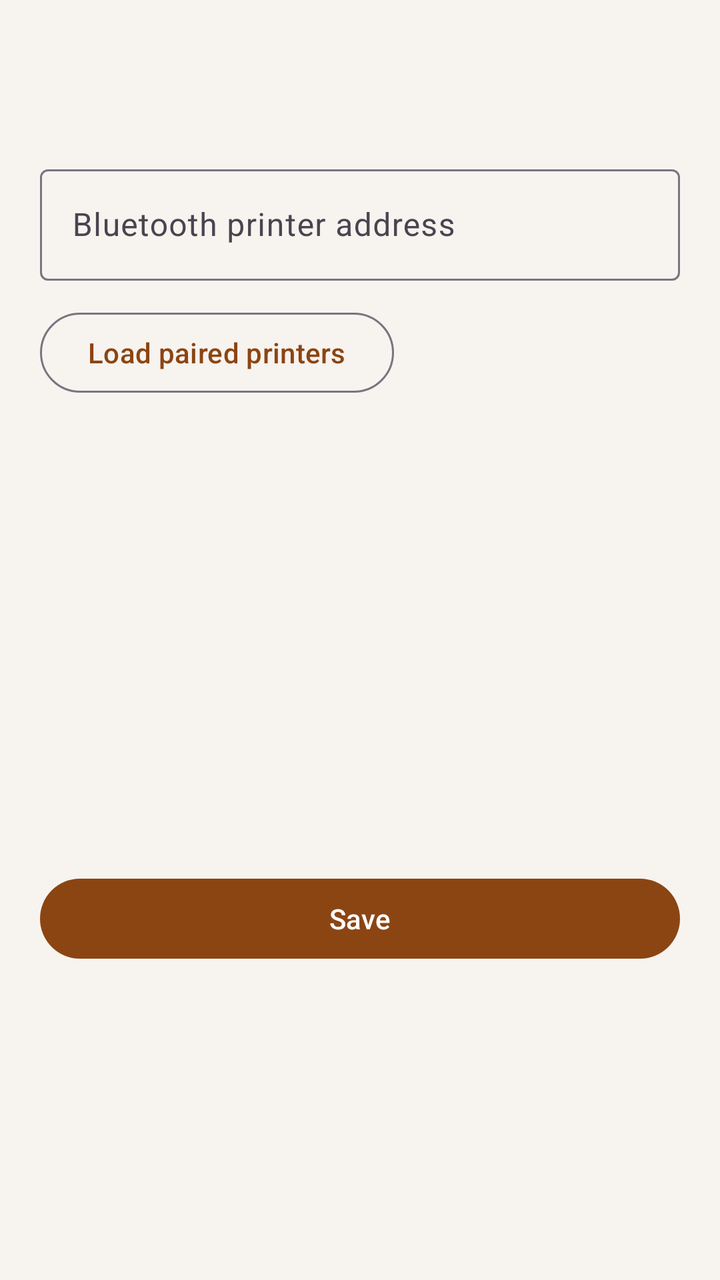
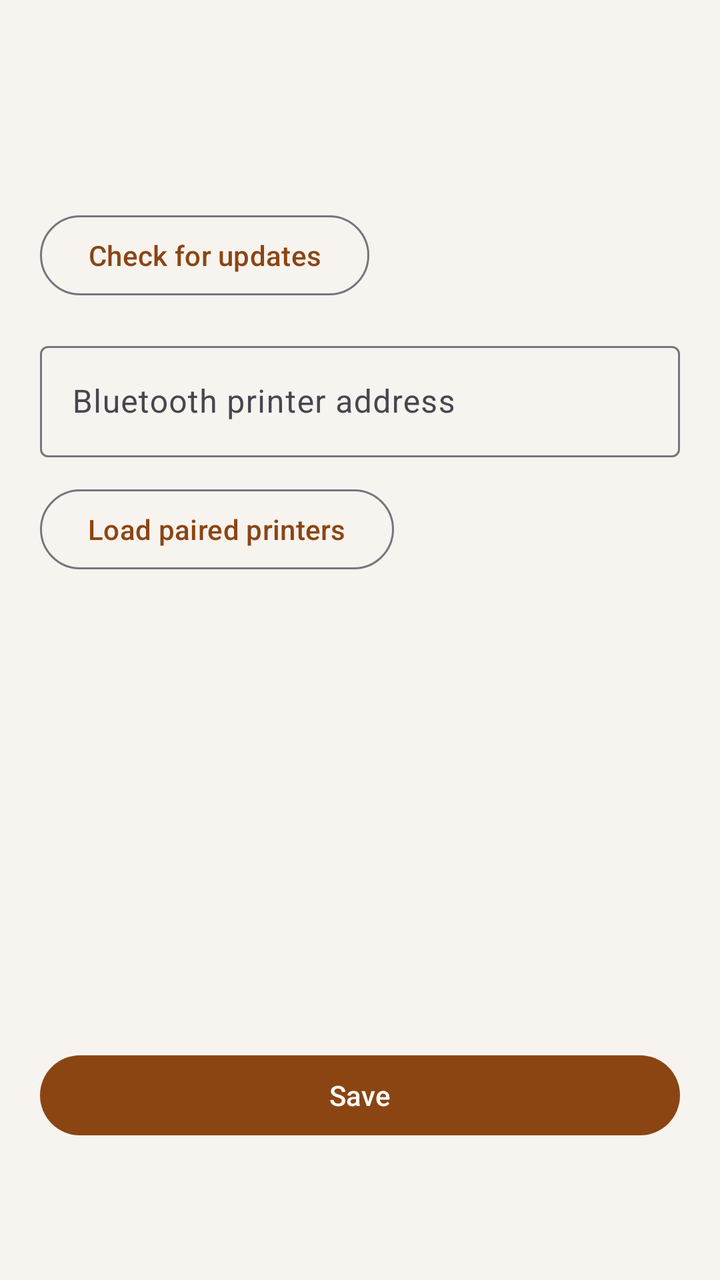

Screens rendered from an Android XML layout before and after an edit, with the pre-edit source and the edit as a unified diff.
<!-- AndroidManifest.xml: activity theme Theme.CafeDeParisKitchen.WithActionBar -->
<!-- res/layout/activity_settings.xml -->
<?xml version="1.0" encoding="utf-8"?>
<ScrollView xmlns:android="http://schemas.android.com/apk/res/android"
    android:layout_width="match_parent"
    android:layout_height="match_parent"
    android:background="@color/background"
    android:keepScreenOn="true"
    android:padding="20dp">

    <LinearLayout
        android:layout_width="match_parent"
        android:layout_height="wrap_content"
        android:orientation="vertical">

        <TextView
            android:id="@+id/configServerLabel"
            android:layout_width="match_parent"
            android:layout_height="wrap_content"
            android:layout_marginBottom="8dp"
            android:textColor="@color/text_primary" />

        <TextView
            android:id="@+id/configPathLabel"
            android:layout_width="match_parent"
            android:layout_height="wrap_content"
            android:layout_marginBottom="16dp"
            android:textColor="@color/text_muted"
            android:textSize="12sp" />

        <com.google.android.material.textfield.TextInputLayout
            android:layout_width="match_parent"
            android:layout_height="wrap_content"
            android:layout_marginBottom="12dp"
            android:hint="@string/printer_bluetooth_address">

            <com.google.android.material.textfield.TextInputEditText
                android:id="@+id/printerAddressInput"
                android:layout_width="match_parent"
                android:layout_height="wrap_content"
                android:inputType="text" />
        </com.google.android.material.textfield.TextInputLayout>

        <com.google.android.material.button.MaterialButton
            android:id="@+id/refreshPrintersButton"
            style="@style/Widget.Material3.Button.OutlinedButton"
            android:layout_width="wrap_content"
            android:layout_height="wrap_content"
            android:layout_marginBottom="8dp"
            android:text="@string/load_paired_printers" />

        <TextView
            android:id="@+id/pairedPrintersLabel"
            android:layout_width="match_parent"
            android:layout_height="wrap_content"
            android:layout_marginBottom="8dp"
            android:textColor="@color/text_muted" />

        <ListView
            android:id="@+id/pairedPrintersList"
            android:layout_width="match_parent"
            android:layout_height="180dp"
            android:layout_marginBottom="20dp" />

        <com.google.android.material.button.MaterialButton
            android:id="@+id/saveButton"
            android:layout_width="match_parent"
            android:layout_height="wrap_content"
            android:text="@string/save" />
    </LinearLayout>
</ScrollView>
<!-- resources referenced by this layout -->
<resources>
  <color name="background">#F7F3EF</color>
  <color name="text_muted">#7A6558</color>
  <color name="text_primary">#2C1810</color>
  <string name="load_paired_printers">Load paired printers</string>
  <string name="printer_bluetooth_address">Bluetooth printer address</string>
  <string name="save">Save</string>
  <style name="Theme.CafeDeParisKitchen.WithActionBar" parent="Theme.Material3.Light">
          <item name="colorPrimary">@color/accent</item>
          <item name="colorOnPrimary">@android:color/white</item>
          <item name="android:statusBarColor">@color/accent</item>
      </style>
  <color name="accent">#8B4513</color>
</resources>

<!-- the commit's change to res/layout/activity_settings.xml (unified diff, before → after) -->
@@ -25,6 +25,22 @@
             android:layout_marginBottom="16dp"
             android:textColor="@color/text_muted"
             android:textSize="12sp" />
+
+        <TextView
+            android:id="@+id/appVersionLabel"
+            android:layout_width="match_parent"
+            android:layout_height="wrap_content"
+            android:layout_marginBottom="8dp"
+            android:textColor="@color/text_muted"
+            android:textSize="12sp" />
+
+        <com.google.android.material.button.MaterialButton
+            android:id="@+id/checkUpdatesButton"
+            style="@style/Widget.Material3.Button.OutlinedButton"
+            android:layout_width="wrap_content"
+            android:layout_height="wrap_content"
+            android:layout_marginBottom="16dp"
+            android:text="@string/check_for_updates" />
 
         <com.google.android.material.textfield.TextInputLayout
             android:layout_width="match_parent"
<!-- resource entries referenced after the edit -->
@@ -3,6 +3,7 @@
   <color name="background">#F7F3EF</color>
   <color name="text_muted">#7A6558</color>
   <color name="text_primary">#2C1810</color>
+  <string name="check_for_updates">Check for updates</string>
   <string name="load_paired_printers">Load paired printers</string>
   <string name="printer_bluetooth_address">Bluetooth printer address</string>
   <string name="save">Save</string>
